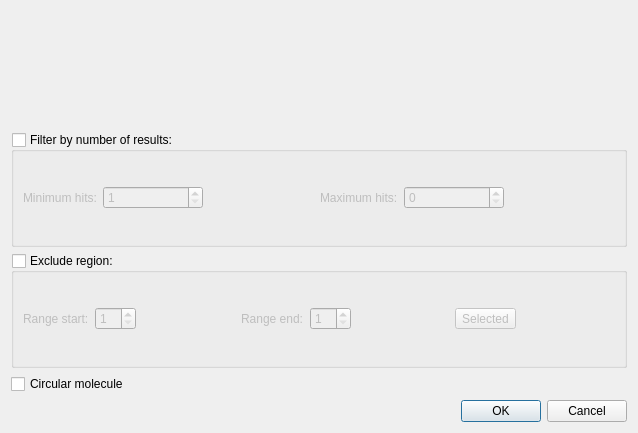
This is src/plugins/enzymes/src/ui/FindEnzymesDialog.ui in violethaze74/ugene as Qt 5 draws it before an edit. The edited form follows.
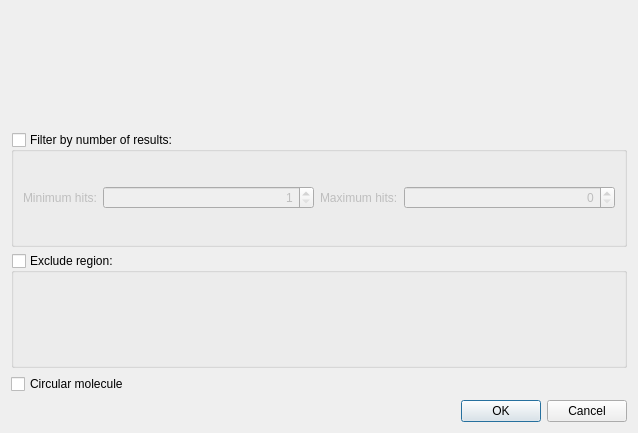
This is the edited form.

The edit to the form file:
```diff
--- a/src/plugins/enzymes/src/ui/FindEnzymesDialog.ui
+++ b/src/plugins/enzymes/src/ui/FindEnzymesDialog.ui
@@ -58,7 +58,7 @@
       <item>
        <widget class="QSpinBox" name="minHitSB">
         <property name="sizePolicy">
-         <sizepolicy hsizetype="Minimum" vsizetype="Fixed">
+         <sizepolicy hsizetype="Expanding" vsizetype="Fixed">
           <horstretch>0</horstretch>
           <verstretch>0</verstretch>
          </sizepolicy>
@@ -69,24 +69,14 @@
           <height>0</height>
          </size>
         </property>
+        <property name="alignment">
+         <set>Qt::AlignRight|Qt::AlignTrailing|Qt::AlignVCenter</set>
+        </property>
         <property name="minimum">
          <number>1</number>
         </property>
        </widget>
       </item>
-      <item>
-       <spacer name="horizontalSpacer_4">
-        <property name="orientation">
-         <enum>Qt::Horizontal</enum>
-        </property>
-        <property name="sizeHint" stdset="0">
-         <size>
-          <width>40</width>
-          <height>20</height>
-         </size>
-        </property>
-       </spacer>
-      </item>
       <item>
        <widget class="QLabel" name="label_3">
         <property name="sizePolicy">
@@ -103,7 +93,7 @@
       <item>
        <widget class="QSpinBox" name="maxHitSB">
         <property name="sizePolicy">
-         <sizepolicy hsizetype="Fixed" vsizetype="Fixed">
+         <sizepolicy hsizetype="Expanding" vsizetype="Fixed">
           <horstretch>0</horstretch>
           <verstretch>0</verstretch>
          </sizepolicy>
@@ -114,21 +104,11 @@
           <height>0</height>
          </size>
         </property>
+        <property name="alignment">
+         <set>Qt::AlignRight|Qt::AlignTrailing|Qt::AlignVCenter</set>
+        </property>
        </widget>
       </item>
-      <item>
-       <spacer name="horizontalSpacer_6">
-        <property name="orientation">
-         <enum>Qt::Horizontal</enum>
-        </property>
-        <property name="sizeHint" stdset="0">
-         <size>
-          <width>40</width>
-          <height>20</height>
-         </size>
-        </property>
-       </spacer>
-      </item>
      </layout>
     </widget>
    </item>
@@ -148,81 +128,7 @@
      </property>
      <layout class="QHBoxLayout" name="horizontalLayout_2">
       <item>
-       <widget class="QLabel" name="label">
-        <property name="text">
-         <string>Range start:</string>
-        </property>
-       </widget>
-      </item>
-      <item>
-       <widget class="QSpinBox" name="sbRangeStart">
-        <property name="minimum">
-         <number>1</number>
-        </property>
-       </widget>
-      </item>
-      <item>
-       <spacer name="horizontalSpacer_3">
-        <property name="orientation">
-         <enum>Qt::Horizontal</enum>
-        </property>
-        <property name="sizeHint" stdset="0">
-         <size>
-          <width>40</width>
-          <height>20</height>
-         </size>
-        </property>
-       </spacer>
-      </item>
-      <item>
-       <widget class="QLabel" name="label_4">
-        <property name="text">
-         <string>Range end:</string>
-        </property>
-       </widget>
-      </item>
-      <item>
-       <widget class="QSpinBox" name="sbRangeEnd">
-        <property name="minimum">
-         <number>1</number>
-        </property>
-       </widget>
-      </item>
-      <item>
-       <spacer name="horizontalSpacer_5">
-        <property name="orientation">
-         <enum>Qt::Horizontal</enum>
-        </property>
-        <property name="sizeHint" stdset="0">
-         <size>
-          <width>40</width>
-          <height>20</height>
-         </size>
-        </property>
-       </spacer>
-      </item>
-      <item>
-       <widget class="QToolButton" name="fillRangeButton">
-        <property name="toolTip">
-         <string>Use current seuquence selection range</string>
-        </property>
-        <property name="text">
-         <string>Selected</string>
-        </property>
-       </widget>
-      </item>
-      <item>
-       <spacer name="horizontalSpacer_2">
-        <property name="orientation">
-         <enum>Qt::Horizontal</enum>
-        </property>
-        <property name="sizeHint" stdset="0">
-         <size>
-          <width>40</width>
-          <height>20</height>
-         </size>
-        </property>
-       </spacer>
+       <layout class="QHBoxLayout" name="rangeSelectorLayout"/>
       </item>
      </layout>
     </widget>
```
